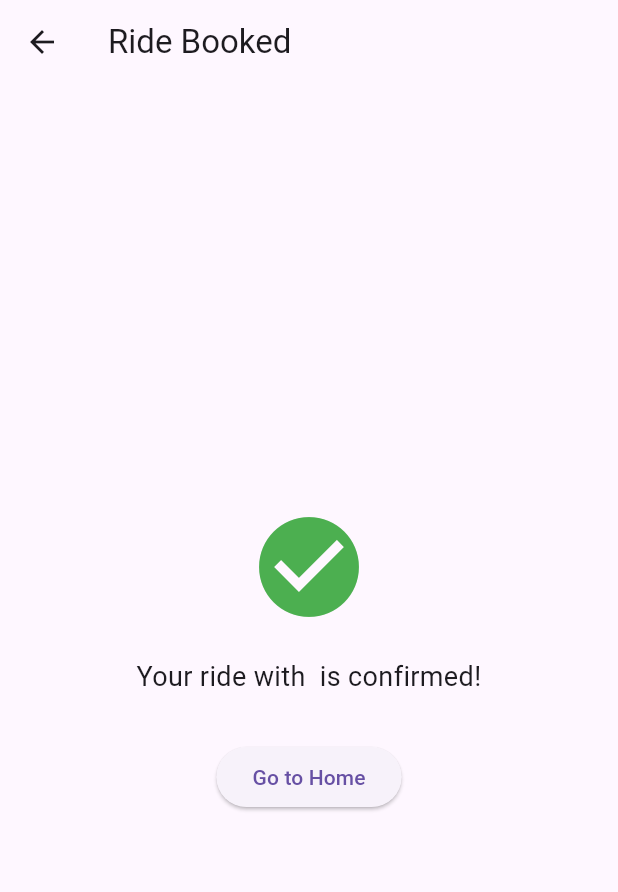
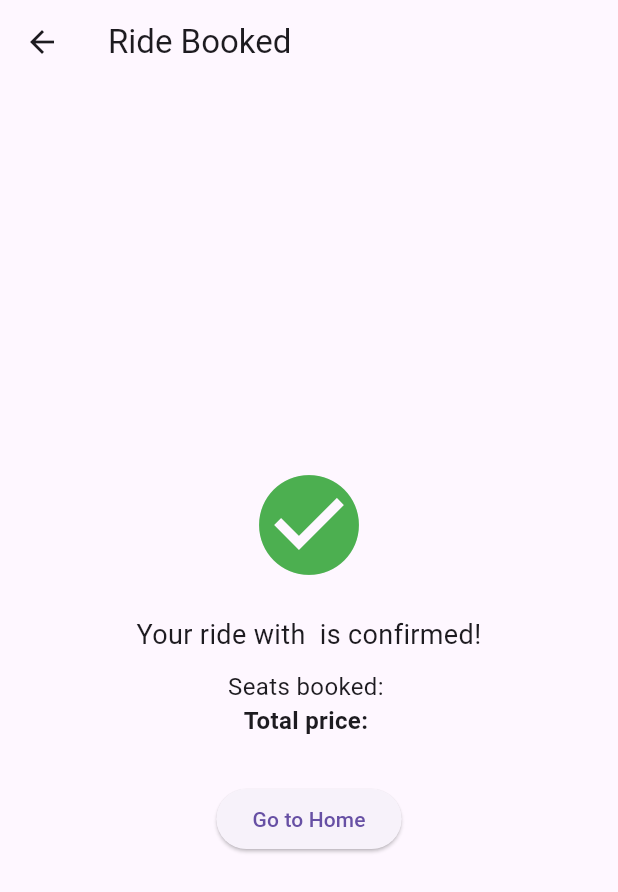
Before and after one commit to RosemaryReji/DistrictRide, a Flutter app: the BookingConfirmationScreen screen opened directly with empty values, on a phone screen of 412 x 824 dp. Shown: the top 892 px of the screen. Run offline on Flutter 3.47's test engine with Material 3 defaults, Android fonts, the phone set to English and light mode, and no system bars.

Commit message:
Completed Find Ride flow with results and booking

```diff
--- a/lib/screens/booking_confirmation_screen.dart
+++ b/lib/screens/booking_confirmation_screen.dart
@@ -2,11 +2,16 @@ import 'package:flutter/material.dart';
 
 class BookingConfirmationScreen extends StatelessWidget {
   final String driverName;
+  final String seats;
+  final String price;
 
   const BookingConfirmationScreen({
     super.key,
     required this.driverName,
+    required this.seats,
+    required this.price,
   });
+
 
   @override
   Widget build(BuildContext context) {
@@ -19,11 +24,24 @@ class BookingConfirmationScreen extends StatelessWidget {
             const Icon(Icons.check_circle, size: 80, color: Colors.green),
             const SizedBox(height: 20),
             Text(
-              "Your ride with $driverName is confirmed!",
-              style: const TextStyle(fontSize: 18),
-              textAlign: TextAlign.center,
-            ),
-            const SizedBox(height: 30),
+  "Your ride with $driverName is confirmed!",
+  style: const TextStyle(fontSize: 18),
+  textAlign: TextAlign.center,
+),
+const SizedBox(height: 10),
+
+Text(
+  "Seats booked: $seats",
+  style: const TextStyle(fontSize: 16),
+),
+
+Text(
+  "Total price: $price",
+  style: const TextStyle(fontSize: 16, fontWeight: FontWeight.bold),
+),
+
+const SizedBox(height: 30),
+
             ElevatedButton(
               onPressed: () {
                 Navigator.popUntil(context, (route) => route.isFirst);
```
Also changed, not shown: lib/screens/results_screen.dart (+19 -10 lines), lib/services/ride_service.dart (+20 -25 lines).
